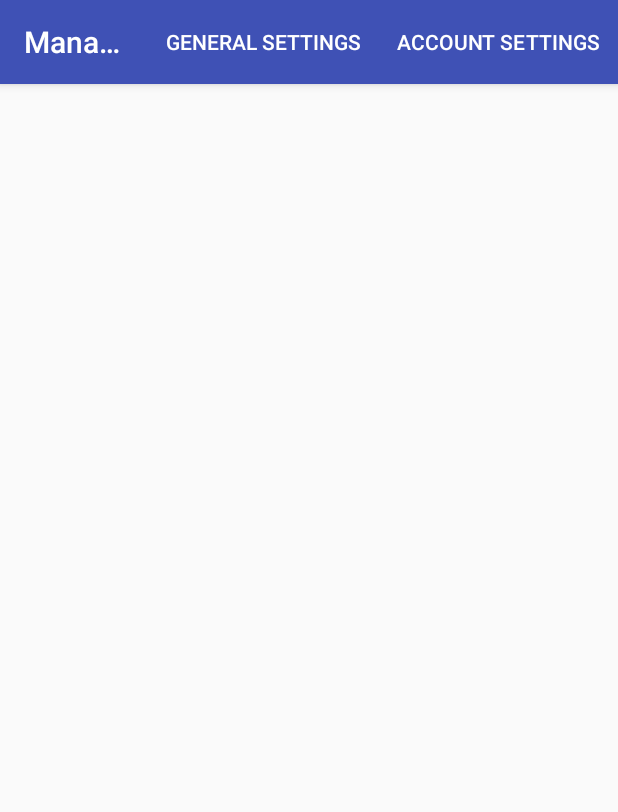
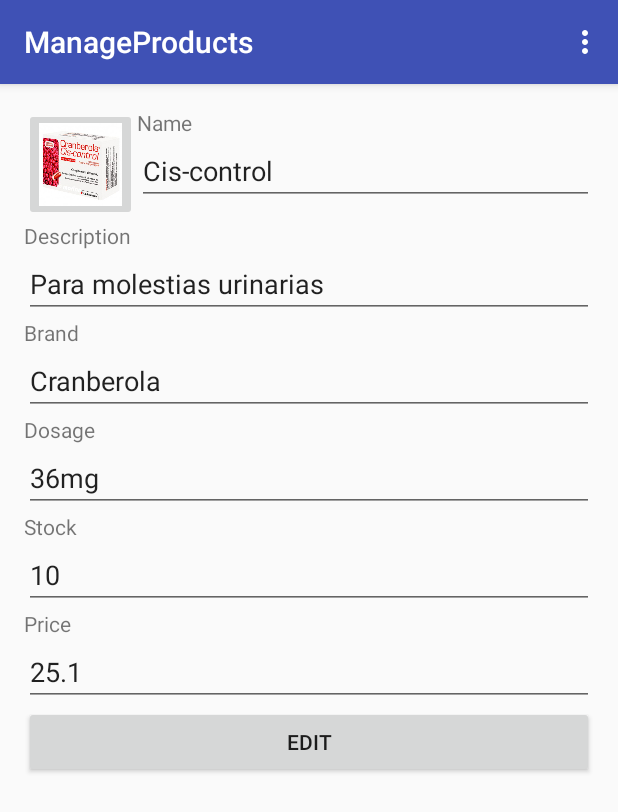
Before and after one commit to JosBarranquero/ManageProductsFragment, an Android app: the screen it shows after launch (HomeActivity), after a tap on "Cis-control", on a phone screen of 412 x 824 dp. Shown: the top 812 px of the screen. Run offline under Robolectric (Android 15) with nearby library versions, the phone set to English and light mode, and no system bars; 2 other taps on this screen came first.

Commit message:
Fixed ManageProductsFragment

```diff
--- a/app/src/main/java/com/barranquero/manageproductsrecycler/HomeActivity.java
+++ b/app/src/main/java/com/barranquero/manageproductsrecycler/HomeActivity.java
@@ -39,7 +39,7 @@ public class HomeActivity extends AppCompatActivity implements ListProductFragme
 
     @Override
     public void onBackPressed() {
-        if (mBackPressed + MAX_TIME > System.currentTimeMillis()) {
+        if (mBackPressed + MAX_TIME > System.currentTimeMillis() || getSupportFragmentManager().getBackStackEntryCount() > 0) {
             super.onBackPressed();
             return;
         } else {
--- a/app/src/main/java/com/barranquero/manageproductsrecycler/ManageProductFragment.java
+++ b/app/src/main/java/com/barranquero/manageproductsrecycler/ManageProductFragment.java
@@ -13,6 +13,7 @@ import android.widget.EditText;
 import android.widget.ImageButton;
 
 import com.barranquero.manageproductsrecycler.interfaces.IProduct;
+import com.barranquero.manageproductsrecycler.interfaces.ManagePresenter;
 import com.barranquero.manageproductsrecycler.model.Product;
 import com.barranquero.manageproductsrecycler.presenter.ManagePresenterImpl;
 
@@ -23,7 +24,7 @@ import java.util.Locale;
  * @author José Antonio Barranquero Fernández
  * @version 1.0
  */
-public class ManageProductFragment extends Fragment {
+public class ManageProductFragment extends Fragment implements ManagePresenter.View {
     private EditText mEdtName, mEdtDesc, mEdtBrand, mEdtDosage, mEdtStock, mEdtPrice;
     private Button mBtnAddMed;
     private ImageButton mImgMedicine;
@@ -38,6 +39,20 @@ public class ManageProductFragment extends Fragment {
         ManageProductFragment fragment = new ManageProductFragment();
         fragment.setArguments(bundle);
         return fragment;
+    }
+
+    @Override
+    public void onCreate(@Nullable Bundle savedInstanceState) {
+        super.onCreate(savedInstanceState);
+
+        mPresenter = new ManagePresenterImpl(this);
+    }
+
+    @Override
+    public void onDestroy() {
+        super.onDestroy();
+
+        mPresenter = null;
     }
 
     @Override
@@ -100,18 +115,20 @@ public class ManageProductFragment extends Fragment {
             mBtnAddMed.setOnClickListener(new View.OnClickListener() {
                 @Override
                 public void onClick(View view) {
-                    editProduct();
+                    mPresenter.editProduct();
+                    mCallback.showListProduct();
                 }
             });
         } else {
             mBtnAddMed.setOnClickListener(new View.OnClickListener() {
                 @Override
                 public void onClick(View view) {
-                    saveProduct();
+                    mPresenter.saveProduct();
+                    mCallback.showListProduct();
                 }
             });
         }
-        return null;
+        return rootView;
     }
 
     private void saveProduct() {
@@ -121,7 +138,7 @@ public class ManageProductFragment extends Fragment {
         String dosage = mEdtDosage.getText().toString();
         double price = Double.parseDouble(mEdtPrice.getText().toString());
         int stock = Integer.parseInt(mEdtStock.getText().toString());
-        int image = R.drawable.cajaMedicamentos;
+        int image = R.drawable.caja_medicamentos;
 
         Product product = new Product(name, description, brand, dosage, price, stock, image);
 
@@ -138,7 +155,7 @@ public class ManageProductFragment extends Fragment {
         String dosage = mEdtDosage.getText().toString();
         double price = Double.parseDouble(mEdtPrice.getText().toString());
         int stock = Integer.parseInt(mEdtStock.getText().toString());
-        int image = R.drawable.cajaMedicamentos;
+        int image = R.drawable.caja_medicamentos;
 
         Product product = new Product(name, description, brand, dosage, price, stock, image);
 
--- a/app/src/main/res/layout/fragment_manage_product.xml
+++ b/app/src/main/res/layout/fragment_manage_product.xml
@@ -13,7 +13,7 @@
     <ImageButton
         android:layout_width="@dimen/img_width"
         android:layout_height="@dimen/img_height"
-        android:src="@drawable/cajaMedicamentos"
+        android:src="@drawable/caja_medicamentos"
         android:layout_alignParentTop="true"
         android:layout_alignParentLeft="true"
         android:layout_alignParentStart="true"
--- a/app/src/main/res/layout/item_list_product.xml
+++ b/app/src/main/res/layout/item_list_product.xml
@@ -6,7 +6,7 @@
     <ImageView
         android:layout_width="@dimen/img_width"
         android:layout_height="@dimen/img_height"
-        android:src="@drawable/cajaMedicamentos"
+        android:src="@drawable/caja_medicamentos"
         android:layout_alignParentTop="true"
         android:layout_alignParentLeft="true"
         android:layout_alignParentStart="true"
--- a/app/src/main/res/menu/menu_home.xml
+++ b/app/src/main/res/menu/menu_home.xml
@@ -4,10 +4,10 @@
 
     <item android:title="@string/action_settings_general"
         android:orderInCategory="100"
-        app:showAsAction="ifRoom"
+        app:showAsAction="never"
         android:id="@+id/action_settings_general"/>
     <item android:title="@string/action_settings_account"
         android:orderInCategory="100"
-        app:showAsAction="ifRoom"
+        app:showAsAction="never"
         android:id="@+id/action_settings_account"/>
 </menu>
```
Also changed, not shown: app/src/main/res/drawable/caja_medicamentos.jpg (renamed from app/src/main/res/drawable/cajaMedicamentos.jpg).
